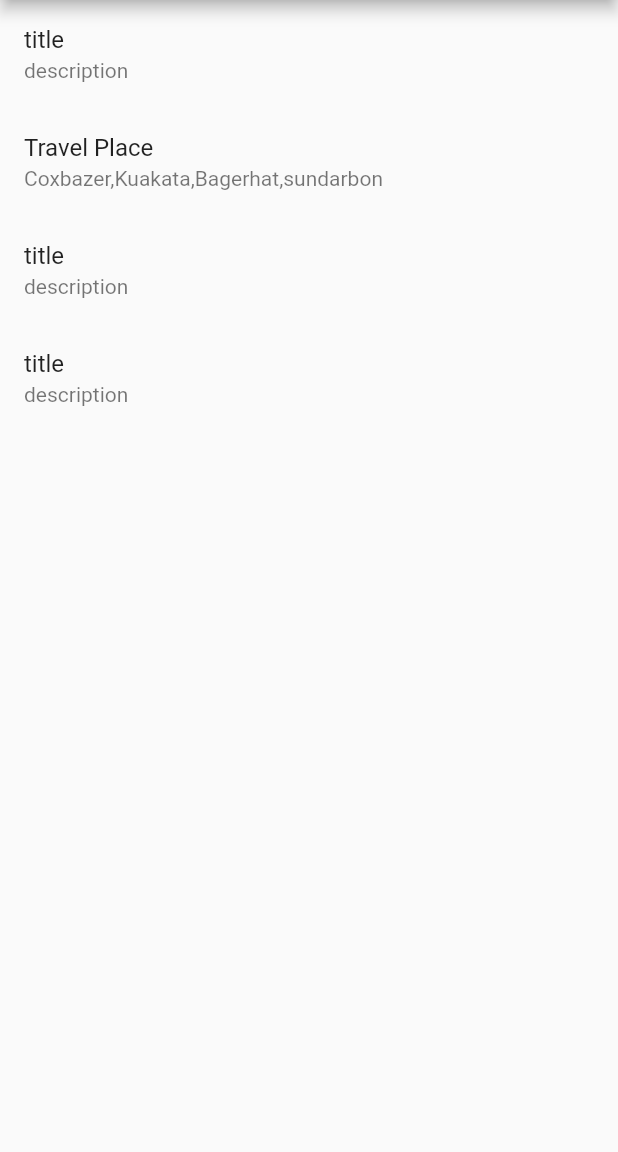
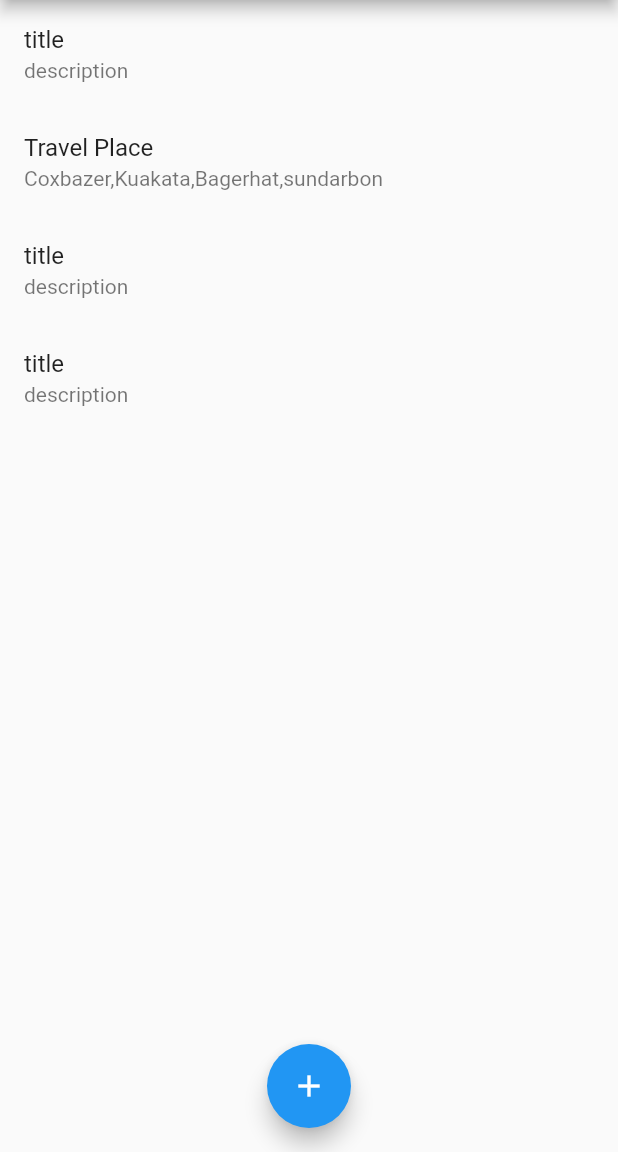
Before and after one commit to Mohebbullah/flutter_note_app, a Flutter app: the screen it shows after launch, on a phone screen of 412 x 824 dp, the part 84-1236 px from its top. Run offline on Flutter 3.47's test engine with Material 2 defaults, Android fonts, the phone set to English and light mode, and no system bars.

Commit message:
Create Floating Action button for Create Note And create Create Note_Screen

```diff
--- a/lib/main.dart
+++ b/lib/main.dart
@@ -1,4 +1,5 @@
 import 'package:flutter/material.dart';
+import 'package:flutter_note_app/screen/create_note/create_note_screen.dart';
 import 'package:flutter_note_app/screen/note/note_screen.dart';
 
 void main() {
@@ -27,6 +28,9 @@ class MyApp extends StatelessWidget {
         primarySwatch: Colors.blue,
       ),
       home: NoteScreen(),
+      routes: {
+        CreateNote.routeName:(ctx) => CreateNote(),
+      },
     );
   }
 }
--- a/lib/screen/note/note_screen.dart
+++ b/lib/screen/note/note_screen.dart
@@ -1,5 +1,7 @@
 import 'package:flutter/material.dart';
+import 'package:flutter/rendering.dart';
 import 'package:flutter_note_app/model/note.dart';
+import 'package:flutter_note_app/screen/create_note/create_note_screen.dart';
 
 class NoteScreen extends StatelessWidget {
   const NoteScreen({Key? key}) : super(key: key);
@@ -11,18 +13,22 @@ class NoteScreen extends StatelessWidget {
         centerTitle: true,
         title: Text("Note List"),
       ),
-      body:ListView.builder(itemBuilder: (context,index){
-       return ListTile(
-          title:Text(Note.notes[index].title),
-          subtitle:Text(Note.notes[index].description),
-        );
-
-
-      },
-      itemCount: Note.notes.length,
-
+      body: ListView.builder(
+        itemBuilder: (context, index) {
+          return ListTile(
+            title: Text(Note.notes[index].title),
+            subtitle: Text(Note.notes[index].description),
+          );
+        },
+        itemCount: Note.notes.length,
       ),
-
+      floatingActionButton: FloatingActionButton(
+        onPressed: () {
+          Navigator.pushNamed(context, CreateNote.routeName);
+        },
+        child: Icon(Icons.add),
+      ),
+      floatingActionButtonLocation: FloatingActionButtonLocation.centerFloat,
     );
   }
 }
```
Also changed, not shown: lib/screen/create_note/create_note_screen.dart (added, +13 -0 lines).
